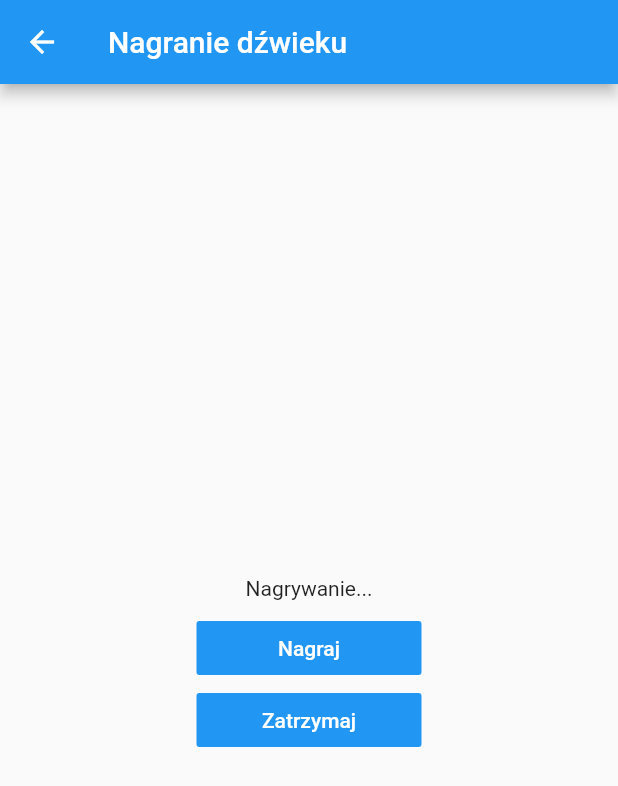
After one commit to Kacperell/Flutter-App, a Flutter app: the AudioRecorder screen opened directly, after a tap on "Nagraj", after a tap on "Zatrzymaj", on a phone screen of 412 x 824 dp. The commit adds this screen. Shown: the top 786 px of the screen. Run offline on Flutter 3.47's test engine with Material 2 defaults, Android fonts, the phone set to English and light mode, and no system bars; our stand-ins replace audioplayers, flutter_map, image_picker, latlong, location, permission_handler and 2 more; missing offline and left inert: map_controller, record_mp3; accounts and stored records are empty.

Commit message:
Audio recording

```diff
--- /dev/null
+++ b/lib/screens/AudioRecorder/AudioRecorder.dart
@@ -0,0 +1,166 @@
+import 'package:flutter/material.dart';
+import 'dart:io';
+import 'package:audioplayers/audioplayers.dart';
+import 'package:record_mp3/record_mp3.dart';
+import 'dart:async';
+import 'package:path_provider/path_provider.dart';
+import 'package:permission_handler/permission_handler.dart';
+
+class AudioRecorder extends StatefulWidget {
+  String _title;
+  AudioRecorder(this._title);
+
+  @override
+  _AudioRecorderState createState() => _AudioRecorderState();
+}
+
+class _AudioRecorderState extends State<AudioRecorder> {
+  String statusText = "";
+  bool isComplete = false;
+
+  @override
+  Widget build(BuildContext context) {
+    return Scaffold(
+      appBar: AppBar(
+        title: Text(widget._title),
+      ),
+      body: Center(
+        child: Column(
+            mainAxisAlignment: MainAxisAlignment.center,
+            crossAxisAlignment: CrossAxisAlignment.center,
+            children: [
+              Padding(
+                padding: const EdgeInsets.all(8.0),
+                child: Text('${statusText}'),
+              ),
+              Container(
+                width: 150.0,
+                child: FlatButton(
+                  color: Colors.blue,
+                  textColor: Colors.white,
+                  onPressed: () async {
+                    startRecord();
+                  },
+                  child: Text('Nagraj'),
+                ),
+              ),
+              Container(
+                width: 150.0,
+                child: FlatButton(
+                  color: Colors.blue,
+                  textColor: Colors.white,
+                  onPressed: () async {
+                    stopRecord();
+                  },
+                  child: Text('Zatrzymaj'),
+                ),
+              ),
+              Container(
+                // margin: EdgeInsets.only(top: 30),
+                // alignment: AlignmentDirectional.center,
+                // width: 100,
+                // height: 50,
+                child: isComplete && recordFilePath != null
+                    ? Container(
+                        width: 150.0,
+                        child: FlatButton(
+                          color: Colors.blue,
+                          textColor: Colors.white,
+                          onPressed: () async {
+                            play();
+                          },
+                          child: Text('Odtwórz'),
+                        ),
+                      )
+                    // ? Text(
+                    //     "Odtwórz",
+                    //     style: TextStyle(color: Colors.red, fontSize: 20),
+                    //   )
+                    : Container(),
+              ),
+            ]),
+      ),
+    );
+    // );
+  }
+
+  Future<bool> checkPermission() async {
+    if (!await Permission.microphone.isGranted) {
+      PermissionStatus status = await Permission.microphone.request();
+      if (status != PermissionStatus.granted) {
+        return false;
+      }
+    }
+    return true;
+  }
+
+  void startRecord() async {
+    bool hasPermission = await checkPermission();
+    if (hasPermission) {
+      statusText = "Nagrywanie...";
+      recordFilePath = await getFilePath();
+      isComplete = false;
+      RecordMp3.instance.start(recordFilePath, (type) {
+        statusText = " error--->$type";
+        setState(() {});
+      });
+    } else {
+      statusText = "Brak dostępu do mikrofnu";
+    }
+    setState(() {});
+  }
+
+  void pauseRecord() {
+    if (RecordMp3.instance.status == RecordStatus.PAUSE) {
+      bool s = RecordMp3.instance.resume();
+      if (s) {
+        statusText = "Nagrywanie...";
+        setState(() {});
+      }
+    } else {
+      bool s = RecordMp3.instance.pause();
+      if (s) {
+        statusText = "Nagrywanie zatrzymane...";
+        setState(() {});
+      }
+    }
+  }
+
+  void stopRecord() {
+    bool s = RecordMp3.instance.stop();
+    if (s) {
+      statusText = "Nagrano";
+      isComplete = true;
+      setState(() {});
+    }
+  }
+
+  void resumeRecord() {
+    bool s = RecordMp3.instance.resume();
+    if (s) {
+      statusText = "Nagrywanie...";
+      setState(() {});
+    }
+  }
+
+  String recordFilePath;
+
+  void play() {
+    if (recordFilePath != null && File(recordFilePath).existsSync()) {
+      AudioPlayer audioPlayer = AudioPlayer();
+      audioPlayer.play(recordFilePath, isLocal: true);
+    }
+  }
+
+  int i = 0;
+
+  Future<String> getFilePath() async {
+    Directory storageDirectory = await getApplicationDocumentsDirectory();
+    String sdPath = storageDirectory.path + "/record";
+    var d = Directory(sdPath);
+    if (!d.existsSync()) {
+      d.createSync(recursive: true);
+    }
+    return sdPath + "/test_${i++}.mp3";
+  }
+}
--- a/lib/screens/home.dart
+++ b/lib/screens/home.dart
@@ -5,6 +5,7 @@ import 'package:app/screens/BSTtime/Bst.dart';
 import 'package:app/screens/Camera/Camera.dart';
 import 'package:app/screens/GPS/GPS.dart';
 import 'package:app/screens/Accelerometer/Accelerometer.dart';
+import 'package:app/screens/AudioRecorder/AudioRecorder.dart';
 
 class Home extends StatefulWidget {
   List _screens = [
@@ -18,7 +19,8 @@ class Home extends StatefulWidget {
     ],
     [Camera('Dostęp do aparatu'), 'Dostęp do aparatu'],
     [GPS('Lokalizacja na mapie'), 'Lokalizacja na mapie'],
-    [Accelerometer('Akcelerometr'), 'Akcelerometr'],
+    [Accelerometer('Akcelerometr i żyroskop'), 'Akcelerometr i żyroskop'],
+    [AudioRecorder('Nagranie dźwieku'), 'Nagranie dźwieku'],
   ];
 
   @override
--- a/pubspec.yaml
+++ b/pubspec.yaml
@@ -30,6 +30,10 @@ dependencies:
   location: ^3.0.2
   map_controller: ^0.8.0
   sensors: ^0.4.2+6
+  # flutter_sound: ^6.4.2+1
+  record_mp3:
+  permission_handler: ^5.0.1+1
+  audioplayers: ^0.16.2
 
 
   # The following adds the Cupertino Icons font to your application.
```
Also changed, not shown: pubspec.lock.
